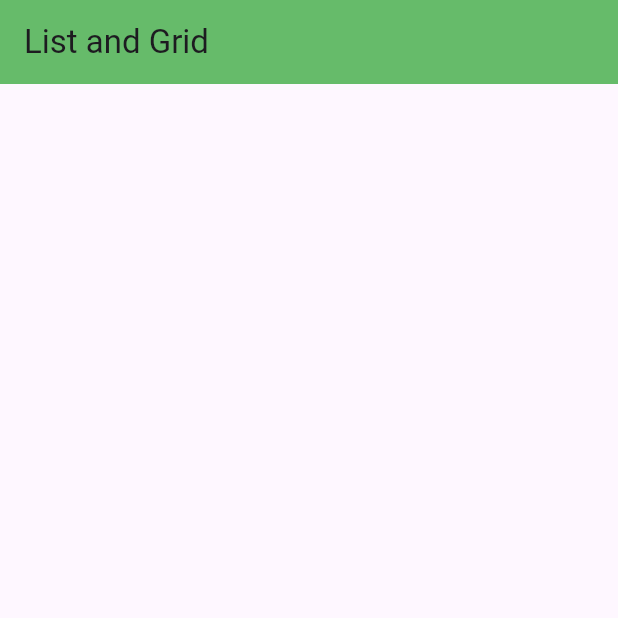
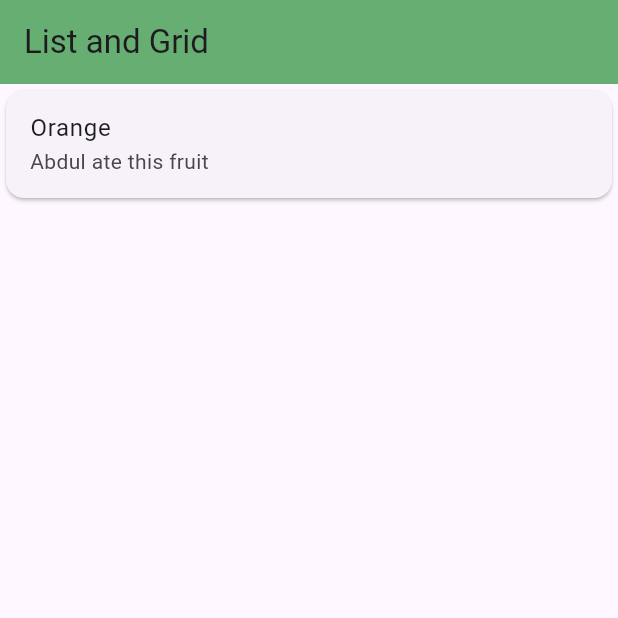
Before and after one commit to fahim-nion/learning_flutter, a Flutter app: the screen it shows after launch, on a phone screen of 412 x 824 dp, the top half of it. Run offline on Flutter 3.47's test engine with Material 3 defaults, Android fonts, the phone set to English and light mode, and no system bars.

Commit message:
learning flutter

```diff
--- a/flutter_application_d1/lib/widgets/list_grid.dart
+++ b/flutter_application_d1/lib/widgets/list_grid.dart
@@ -9,6 +9,19 @@ class ListGrid extends StatelessWidget {
       appBar: AppBar(
         title: Text("List and Grid"),
         backgroundColor: Colors.green.shade400,
+        elevation: 8,
+      ),
+      body: Container(
+        child: ListView(
+          children: [
+            Card(
+              child: ListTile(
+                title: Text("Orange"),
+                subtitle: Text("Abdul ate this fruit"),
+              ),
+            )
+          ],
+        ),
       ),
     );
   }
```
